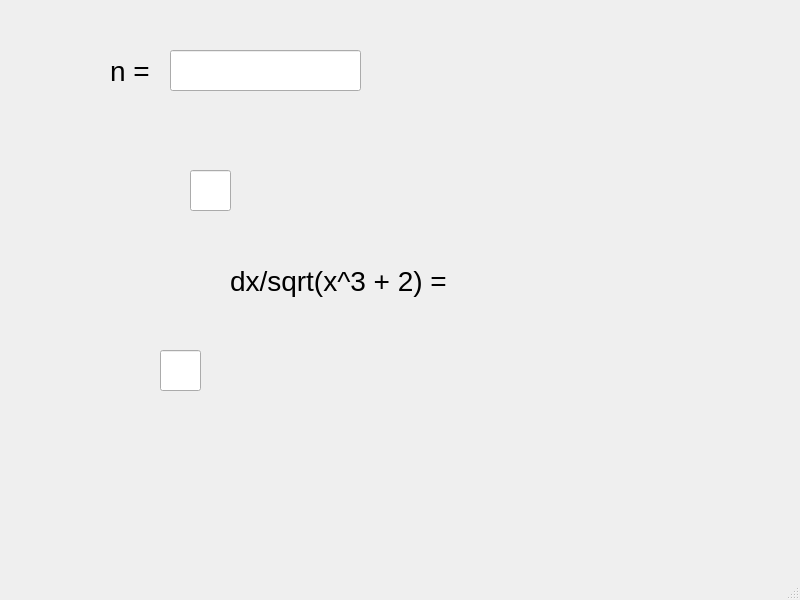
Old version of the form mainwindow.ui in the repository ArseniLuchinin/roma_integral.
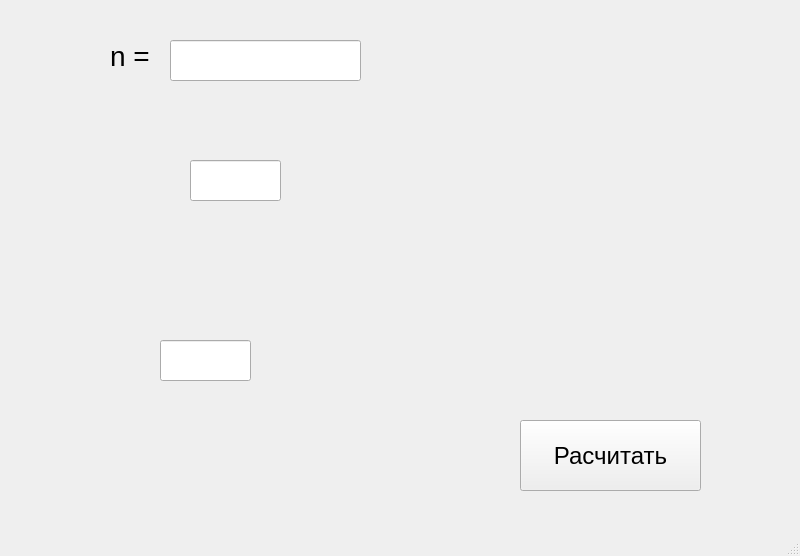
New version of the form. Icons and pictures are not drawn.

```diff
--- a/mainwindow.ui
+++ b/mainwindow.ui
@@ -7,7 +7,7 @@
     <x>0</x>
     <y>0</y>
     <width>800</width>
-    <height>600</height>
+    <height>556</height>
    </rect>
   </property>
   <property name="windowTitle">
@@ -17,10 +17,10 @@
    <widget class="QLabel" name="label">
     <property name="geometry">
      <rect>
-      <x>120</x>
-      <y>200</y>
-      <width>151</width>
-      <height>161</height>
+      <x>170</x>
+      <y>210</y>
+      <width>351</width>
+      <height>121</height>
      </rect>
     </property>
     <property name="text">
@@ -36,33 +36,20 @@
      <number>1</number>
     </property>
    </widget>
-   <widget class="QLabel" name="label_2">
-    <property name="geometry">
-     <rect>
-      <x>230</x>
-      <y>230</y>
-      <width>301</width>
-      <height>101</height>
-     </rect>
-    </property>
-    <property name="font">
-     <font>
-      <pointsize>21</pointsize>
-     </font>
-    </property>
-    <property name="text">
-     <string>dx/sqrt(x^3 + 2) = </string>
-    </property>
-   </widget>
    <widget class="QLineEdit" name="lineEdit">
     <property name="geometry">
      <rect>
       <x>190</x>
-      <y>170</y>
-      <width>41</width>
+      <y>160</y>
+      <width>91</width>
       <height>41</height>
      </rect>
     </property>
+    <property name="font">
+     <font>
+      <pointsize>16</pointsize>
+     </font>
+    </property>
     <property name="text">
      <string/>
     </property>
@@ -71,11 +58,16 @@
     <property name="geometry">
      <rect>
       <x>160</x>
-      <y>350</y>
-      <width>41</width>
+      <y>340</y>
+      <width>91</width>
       <height>41</height>
      </rect>
     </property>
+    <property name="font">
+     <font>
+      <pointsize>16</pointsize>
+     </font>
+    </property>
     <property name="text">
      <string/>
     </property>
@@ -84,8 +76,8 @@
     <property name="geometry">
      <rect>
       <x>540</x>
-      <y>230</y>
-      <width>131</width>
+      <y>220</y>
+      <width>231</width>
       <height>101</height>
      </rect>
     </property>
@@ -102,9 +94,9 @@
     <property name="geometry">
      <rect>
       <x>110</x>
-      <y>20</y>
+      <y>30</y>
       <width>61</width>
-      <height>101</height>
+      <height>51</height>
      </rect>
     </property>
     <property name="font">
@@ -120,15 +112,38 @@
     <property name="geometry">
      <rect>
       <x>170</x>
-      <y>50</y>
+      <y>40</y>
       <width>191</width>
       <height>41</height>
      </rect>
     </property>
+    <property name="font">
+     <font>
+      <pointsize>16</pointsize>
+     </font>
+    </property>
     <property name="text">
      <string/>
     </property>
    </widget>
+   <widget class="QPushButton" name="pushButton">
+    <property name="geometry">
+     <rect>
+      <x>520</x>
+      <y>420</y>
+      <width>181</width>
+      <height>71</height>
+     </rect>
+    </property>
+    <property name="font">
+     <font>
+      <pointsize>18</pointsize>
+     </font>
+    </property>
+    <property name="text">
+     <string>Расчитать</string>
+    </property>
+   </widget>
   </widget>
   <widget class="QMenuBar" name="menubar">
    <property name="geometry">
```
Left out of the diff: 2 changed lines with no effect on the pictures.
